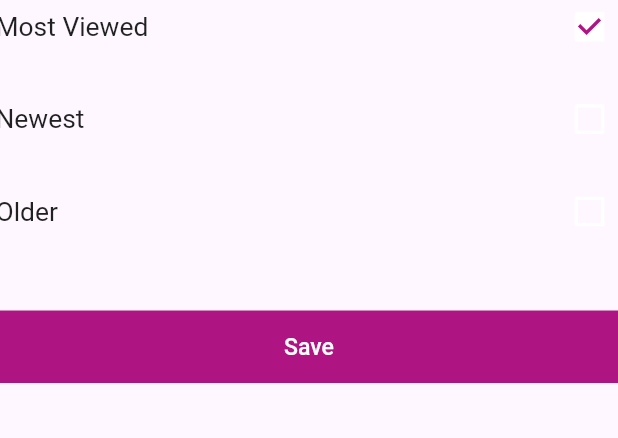
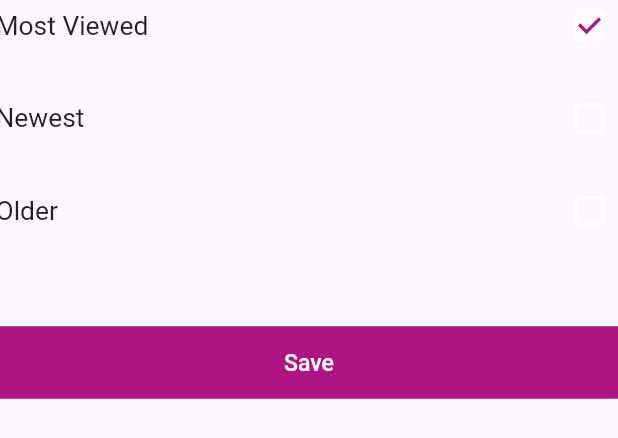
Before and after one commit to Kelompok-4-Capstone-Alterra/flutter_women_center, a Flutter app: the BottomSheetContent widget shown alone on an empty page, opened directly, on a phone screen of 412 x 824 dp. Shown: the top 438 px of the screen. Run offline on Flutter 3.47's test engine with Material 2 defaults, Android fonts, the phone set to English and light mode, and no system bars; our stand-ins replace hexcolor; network calls fail.

Commit message:
feat: add height space for save button

```diff
--- a/lib/view/screen/article/article_list/widgets/bottomsheet_content.dart
+++ b/lib/view/screen/article/article_list/widgets/bottomsheet_content.dart
@@ -69,7 +69,7 @@ class _BottomSheetContentState extends State<BottomSheetContent> {
                           },
                         ),
                         const SizedBox(
-                          height: 16,
+                          height: 26,
                         ),
                         Padding(
                           padding: const EdgeInsets.all(16),
```
